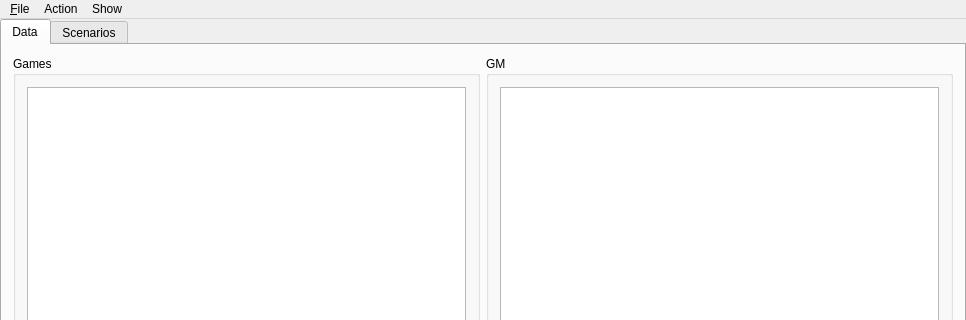
obiwankennedy/rcm, file mainwindow.ui: the form before one commit; both pictures show x 0 to 966 and y 0 to 320 of the 966 by 694 pixel window.
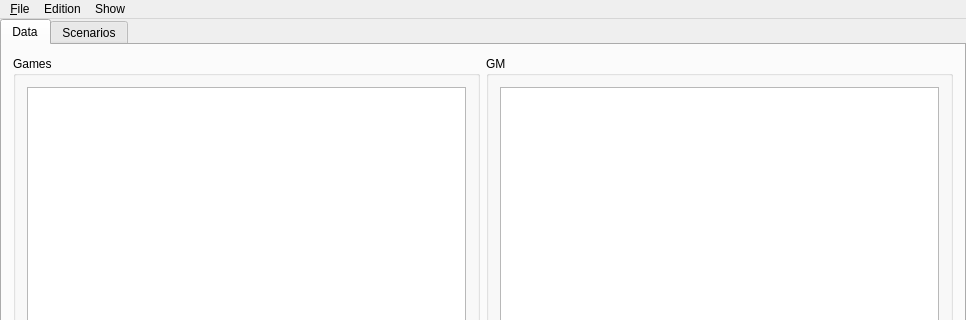
The form after the commit.

Patch:
```diff
--- a/mainwindow.ui
+++ b/mainwindow.ui
@@ -284,7 +284,7 @@
    </widget>
    <widget class="QMenu" name="menuActuion">
     <property name="title">
-     <string>Action</string>
+     <string>Edition</string>
     </property>
     <addaction name="m_newGameAct"/>
     <addaction name="m_newGmAct"/>
```
Left out of the diff: 13 changed lines with no effect on the pictures.
